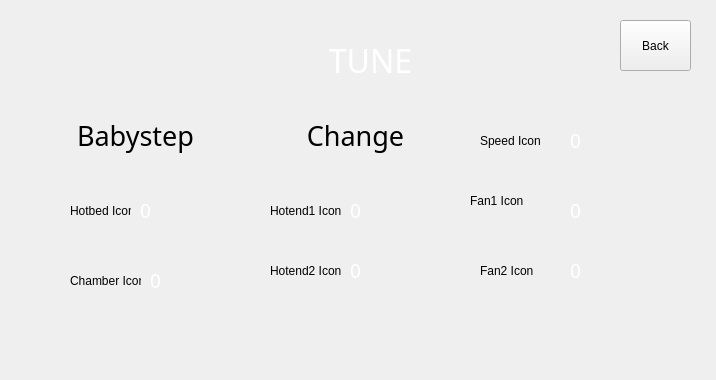
First picture: the form in qt_ui/printStackedWidget.ui, repository BlocksTechnology/BlocksScreen, before the edit.
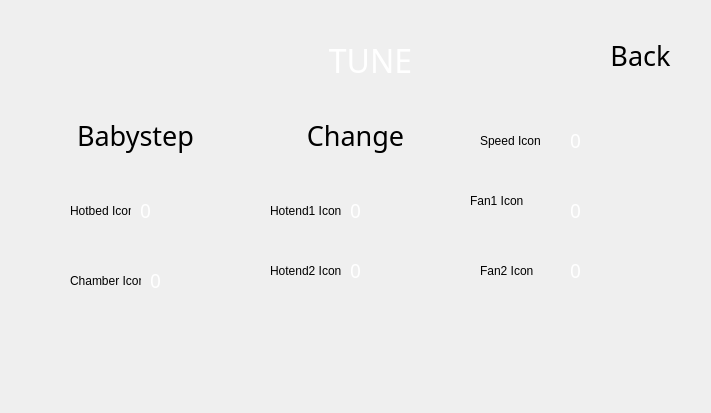
Second picture: the form after the edit. The open tabs and pages were chosen to show the change. Custom widgets are drawn as their Qt base class.

What changed in the file:
```diff
--- a/qt_ui/printStackedWidget.ui
+++ b/qt_ui/printStackedWidget.ui
@@ -6,8 +6,8 @@
    <rect>
     <x>0</x>
     <y>0</y>
-    <width>716</width>
-    <height>380</height>
+    <width>711</width>
+    <height>413</height>
    </rect>
   </property>
   <property name="windowTitle">
@@ -1503,18 +1503,53 @@
      <string>0</string>
     </property>
    </widget>
-   <widget class="QPushButton" name="tune_back_btn">
+   <widget class="CustomQPushButton" name="extrude_back_btn">
     <property name="geometry">
      <rect>
-      <x>620</x>
+      <x>590</x>
       <y>20</y>
-      <width>71</width>
-      <height>51</height>
+      <width>101</width>
+      <height>71</height>
      </rect>
     </property>
+    <property name="minimumSize">
+     <size>
+      <width>10</width>
+      <height>10</height>
+     </size>
+    </property>
+    <property name="font">
+     <font>
+      <family>Momcake</family>
+      <pointsize>20</pointsize>
+      <italic>false</italic>
+      <stylestrategy>PreferAntialias</stylestrategy>
+     </font>
+    </property>
+    <property name="mouseTracking">
+     <bool>false</bool>
+    </property>
+    <property name="tabletTracking">
+     <bool>true</bool>
+    </property>
+    <property name="contextMenuPolicy">
+     <enum>Qt::NoContextMenu</enum>
+    </property>
+    <property name="layoutDirection">
+     <enum>Qt::LeftToRight</enum>
+    </property>
+    <property name="styleSheet">
+     <string notr="true"/>
+    </property>
     <property name="text">
      <string>Back</string>
     </property>
+    <property name="autoDefault">
+     <bool>false</bool>
+    </property>
+    <property name="flat">
+     <bool>true</bool>
+    </property>
     <property name="class" stdset="0">
      <string>back_btn</string>
     </property>
```
Left out of the diff: 15 changed lines with no effect on the pictures.
